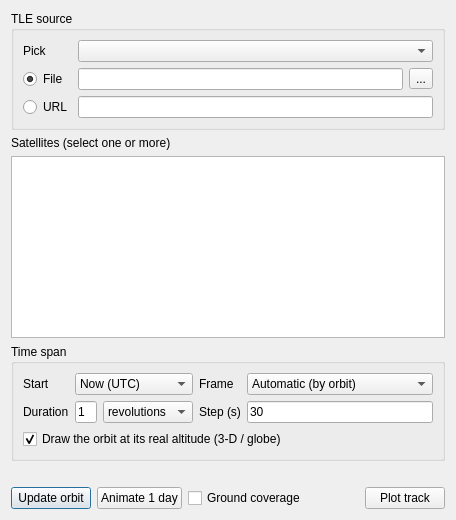
GenericMappingTools/InteractiveGMT, file deps/ui/satellite.ui: the form before one commit.
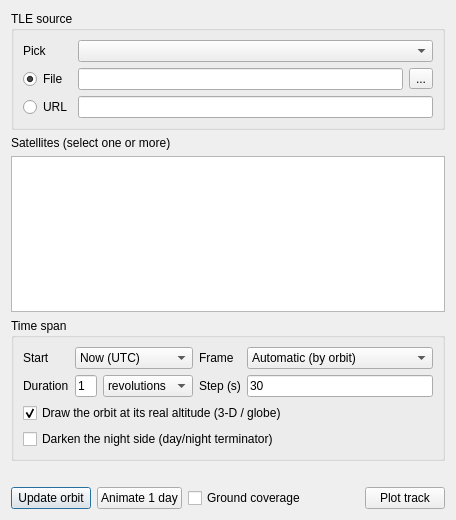
The form after the commit.

Commit message: Satellite: day/night terminator toggle

Diff of the .ui file:
```diff
--- a/deps/ui/satellite.ui
+++ b/deps/ui/satellite.ui
@@ -178,6 +178,16 @@
         </property>
        </widget>
       </item>
+      <item row="3" column="0" colspan="5">
+       <widget class="QCheckBox" name="cb_daynight">
+        <property name="toolTip">
+         <string>Darken the night side of the Earth as it stands at the instant the track ends — the same day/night terminator Geography &gt; Sun and terminators draws. It follows the animation: with a run going, the terminator walks with the clock.</string>
+        </property>
+        <property name="text">
+         <string>Darken the night side (day/night terminator)</string>
+        </property>
+       </widget>
+      </item>
       <item row="2" column="0" colspan="5">
        <widget class="QCheckBox" name="cb_altitude">
         <property name="toolTip">
```
The commit also changes 3 other files.
